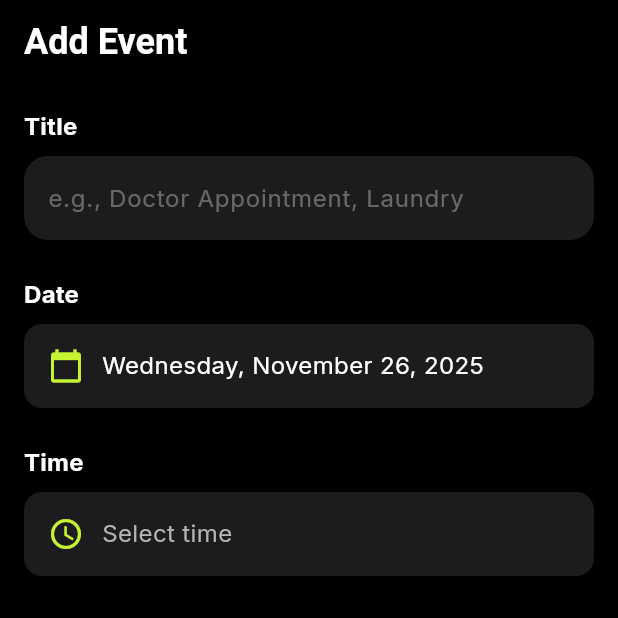
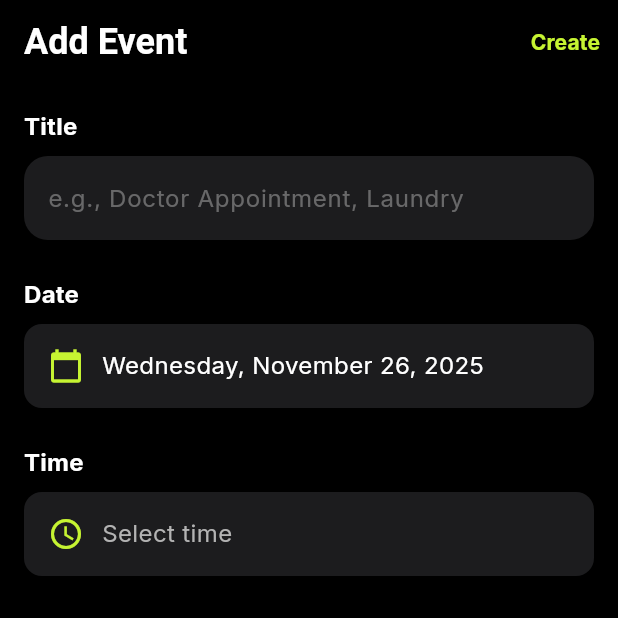
Before and after one commit to owaish3301/goal_tracker, a Flutter app: the AddEditOneTimeTaskPage screen opened by its route, on a phone screen of 412 x 824 dp, the top half of it. Run offline on Flutter 3.47's test engine with Material 3 defaults, Android fonts, the light colour scheme and no system bars; our stand-ins replace flutter_riverpod, go_router, google_fonts, isar; accounts and stored records are empty; generated files the repository leaves out were written again.

Commit message:
feat: Add delete functionality for one-time tasks and improve UI interactions

```diff
--- a/lib/features/one_time_tasks/presentation/pages/add_edit_one_time_task_page.dart
+++ b/lib/features/one_time_tasks/presentation/pages/add_edit_one_time_task_page.dart
@@ -282,7 +282,18 @@ class _AddEditOneTimeTaskPageState extends State<AddEditOneTimeTaskPage> {
       appBar: AppBar(
         title: Text(_existingTask == null ? 'Add Event' : 'Edit Event'),
         actions: [
-          if (_existingTask != null)
+          if (_existingTask == null)
+            TextButton(
+              onPressed: _isLoading ? null : _saveTask,
+              child: const Text(
+                'Create',
+                style: TextStyle(
+                  color: AppColors.primary,
+                  fontWeight: FontWeight.bold,
+                ),
+              ),
+            )
+          else
             IconButton(
               icon: const Icon(Icons.delete, color: AppColors.error),
               onPressed: _isLoading ? null : _deleteTask,
--- a/lib/features/one_time_tasks/presentation/widgets/one_time_task_card.dart
+++ b/lib/features/one_time_tasks/presentation/widgets/one_time_task_card.dart
@@ -8,12 +8,14 @@ class OneTimeTaskCard extends StatelessWidget {
   final OneTimeTask task;
   final VoidCallback? onToggleComplete;
   final VoidCallback? onTap;
+  final VoidCallback? onDelete;
 
   const OneTimeTaskCard({
     super.key,
     required this.task,
     this.onToggleComplete,
     this.onTap,
+    this.onDelete,
   });
 
   @override
@@ -69,7 +71,8 @@ class OneTimeTaskCard extends StatelessWidget {
         );
       },
       onDismissed: (direction) {
-        // The actual deletion will be handled by the parent widget
+        // Call the onDelete callback to actually delete the task
+        onDelete?.call();
       },
       child: InkWell(
         onTap: onTap, // Remove default edit navigation
```
Also changed, not shown: lib/features/timeline/presentation/pages/timeline_page.dart (+1 -7 lines), lib/features/timeline/presentation/widgets/unified_timeline_card.dart (+15 -0 lines), 1 other file.
